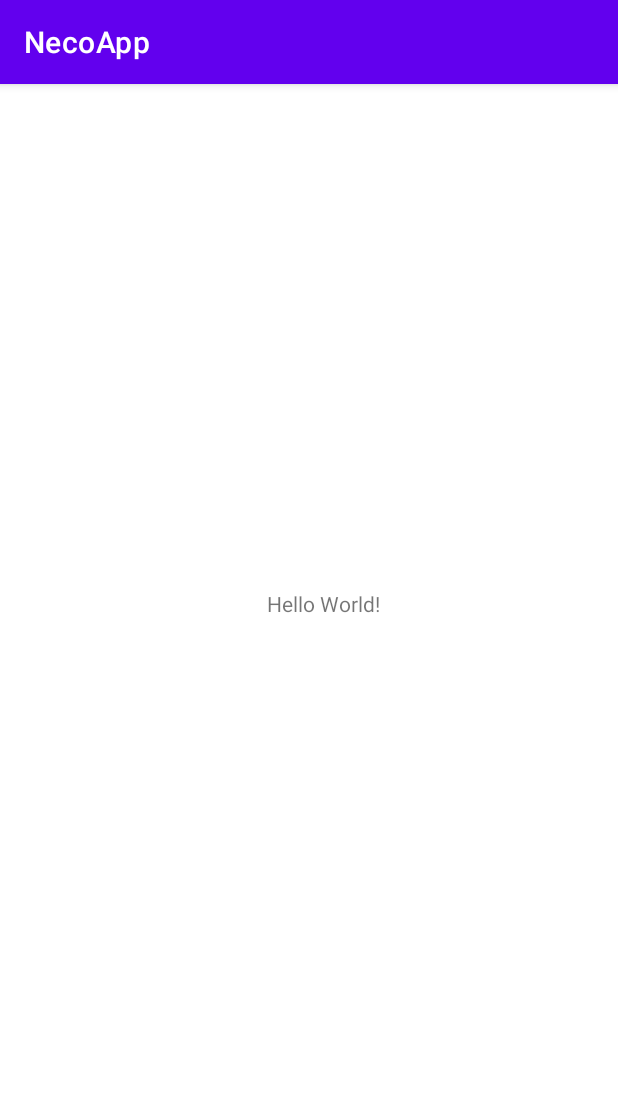
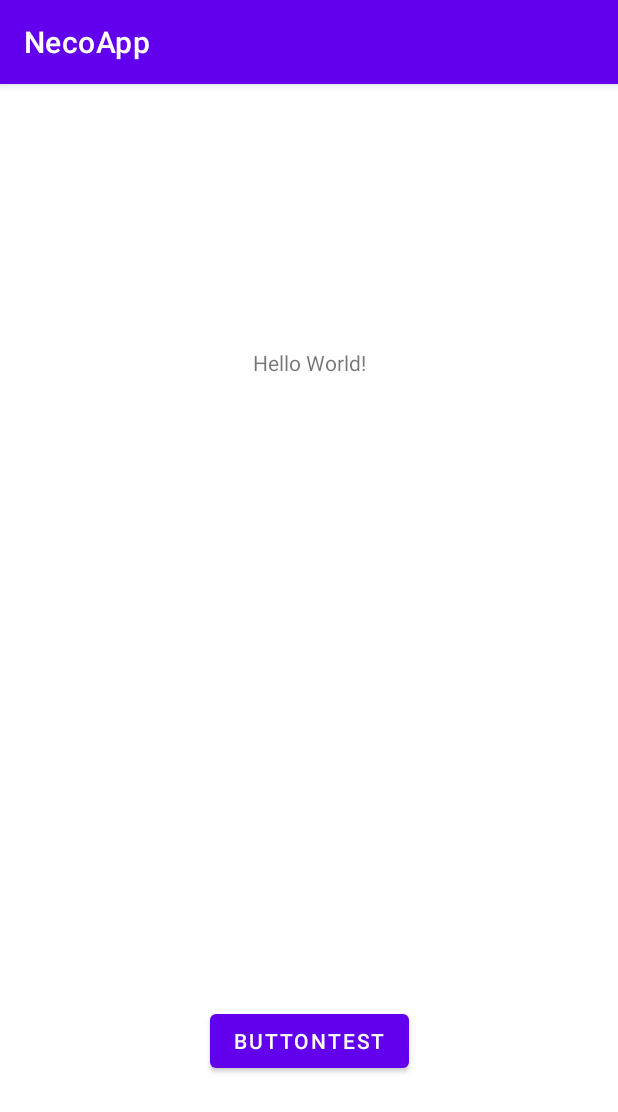
Before and after one commit to dnv87/NecoApp, an Android app: the screen it shows after launch (MainActivity), on a phone screen of 412 x 824 dp. Shown: the top 1112 px of the screen. Run offline under Robolectric (Android 15) with nearby library versions, the phone set to English and light mode, and no system bars.

Commit message:
new button in activ

```diff
--- a/app/src/main/res/layout/activity_main.xml
+++ b/app/src/main/res/layout/activity_main.xml
@@ -4,17 +4,32 @@
     xmlns:tools="http://schemas.android.com/tools"
     android:layout_width="match_parent"
     android:layout_height="match_parent"
+    android:onClick="onClicketTst"
     tools:context=".MainActivity">
 
     <TextView
+        android:id="@+id/textView"
         android:layout_width="wrap_content"
         android:layout_height="wrap_content"
         android:text="Hello World!"
         app:layout_constraintBottom_toBottomOf="parent"
-        app:layout_constraintHorizontal_bias="0.529"
         app:layout_constraintLeft_toLeftOf="parent"
         app:layout_constraintRight_toRightOf="parent"
         app:layout_constraintTop_toTopOf="parent"
-        app:layout_constraintVertical_bias="0.45" />
+        app:layout_constraintVertical_bias="0.235" />
+
+    <Button
+        android:id="@+id/b_tst"
+        android:layout_width="wrap_content"
+        android:layout_height="wrap_content"
+        android:layout_marginTop="200dp"
+        android:onClick="onClicketTst"
+        android:text="ButtonTest"
+        app:layout_constraintBottom_toBottomOf="parent"
+        app:layout_constraintEnd_toEndOf="parent"
+        app:layout_constraintStart_toStartOf="parent"
+        app:layout_constraintTop_toBottomOf="@+id/textView"
+        app:layout_constraintVertical_bias="0.673"
+        tools:ignore="MissingConstraints" />
 
 </androidx.constraintlayout.widget.ConstraintLayout>
```
Also changed, not shown: app/src/main/java/com/example/necoapp/MainActivity.kt (+17 -0 lines).
